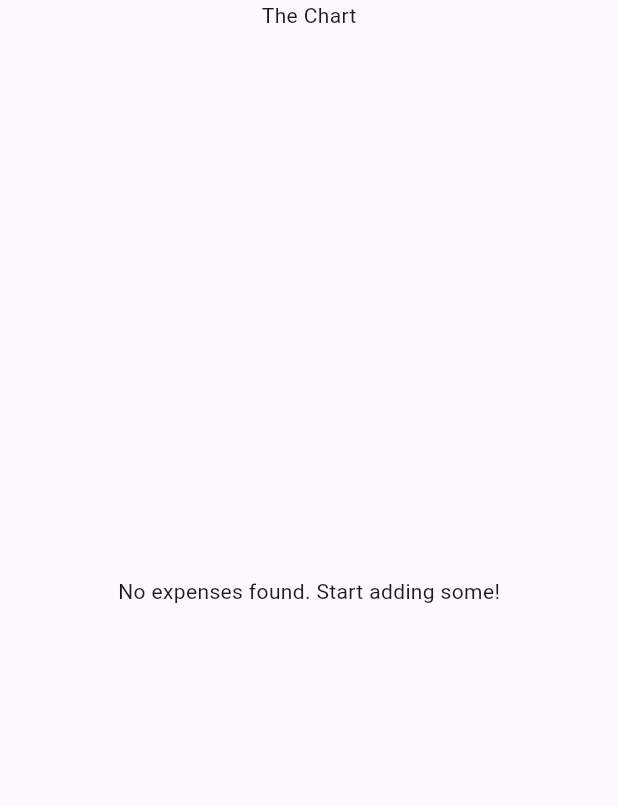
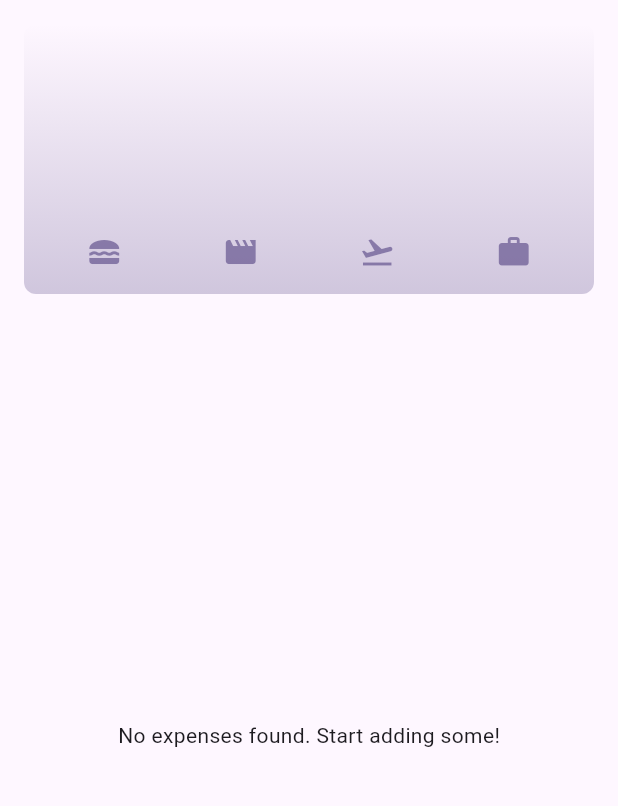
Before and after one commit to mariofouad/Expense-Tracker-Mobile-APP, a Flutter app: the screen it shows after launch, on a phone screen of 412 x 824 dp, the part 84-890 px from its top. Run offline on Flutter 3.47's test engine with Material 3 defaults, Android fonts, the phone set to English and light mode, and no system bars.

Commit message:
chart added

```diff
--- a/expense_tracker/lib/models/expense.dart
+++ b/expense_tracker/lib/models/expense.dart
@@ -40,6 +40,11 @@ class ExpenseBucket {
     required this.expenses,
   });
 
+  ExpenseBucket.forCategory(List<Expense> allExpenses, this.category)
+      : expenses = allExpenses
+            .where((expense) => expense.category == category)
+            .toList();
+
   final Category category;
   final List<Expense> expenses;
 
--- /dev/null
+++ b/expense_tracker/lib/widgets/chart/chart.dart
@@ -0,0 +1,95 @@
+import 'package:flutter/material.dart';
+
+import 'package:expense_tracker/widgets/chart/chart_bar.dart';
+import 'package:expense_tracker/models/expense.dart';
+
+class Chart extends StatelessWidget {
+  const Chart({super.key, required this.expenses});
+
+  final List<Expense> expenses;
+
+  List<ExpenseBucket> get buckets {
+    return [
+      ExpenseBucket.forCategory(expenses, Category.food),
+      ExpenseBucket.forCategory(expenses, Category.leisure),
+      ExpenseBucket.forCategory(expenses, Category.travel),
+      ExpenseBucket.forCategory(expenses, Category.work),
+    ];
+  }
+
+  double get maxTotalExpense {
+    double maxTotalExpense = 0;
+
+    for (final bucket in buckets) {
+      if (bucket.totalExpenses > maxTotalExpense) {
+        maxTotalExpense = bucket.totalExpenses;
+      }
+    }
+
+    return maxTotalExpense;
+  }
+
+  @override
+  Widget build(BuildContext context) {
+    final isDarkMode =
+        MediaQuery.of(context).platformBrightness == Brightness.dark;
+    return Container(
+      margin: const EdgeInsets.all(16),
+      padding: const EdgeInsets.symmetric(
+        vertical: 16,
+        horizontal: 8,
+      ),
+      width: double.infinity,
+      height: 180,
+      decoration: BoxDecoration(
+        borderRadius: BorderRadius.circular(8),
+        gradient: LinearGradient(
+          colors: [
+            Theme.of(context).colorScheme.primary.withOpacity(0.3),
+            Theme.of(context).colorScheme.primary.withOpacity(0.0)
+          ],
+          begin: Alignment.bottomCenter,
+          end: Alignment.topCenter,
+        ),
+      ),
+      child: Column(
+        children: [
+          Expanded(
+            child: Row(
+              crossAxisAlignment: CrossAxisAlignment.end,
+              children: [
+                for (final bucket in buckets) // alternative to map()
+                  ChartBar(
+                    fill: bucket.totalExpenses == 0
+                        ? 0
+                        : bucket.totalExpenses / maxTotalExpense,
+                  )
+              ],
+            ),
+          ),
+          const SizedBox(height: 12),
+          Row(
+            children: buckets
+                .map(
+                  (bucket) => Expanded(
+                    child: Padding(
+                      padding: const EdgeInsets.symmetric(horizontal: 4),
+                      child: Icon(
+                        categoryIcons[bucket.category],
+                        color: isDarkMode
+                            ? Theme.of(context).colorScheme.secondary
+                            : Theme.of(context)
+                                .colorScheme
+                                .primary
+                                .withOpacity(0.7),
+                      ),
+                    ),
+                  ),
+                )
+                .toList(),
+          )
+        ],
+      ),
+    );
+  }
+}
--- a/expense_tracker/lib/widgets/expenses.dart
+++ b/expense_tracker/lib/widgets/expenses.dart
@@ -1,3 +1,4 @@
+import 'package:expense_tracker/widgets/chart/chart.dart';
 import 'package:expense_tracker/widgets/new_expense.dart';
 import 'package:flutter/material.dart';
 
@@ -72,7 +73,7 @@ class _ExpensesState extends State<Expenses> {
       ),
       body: Column(
         children: [
-          const Text("The Chart"),
+          Chart(expenses: _registeredExpenses),
           Expanded(
             child: mainContent,
           ),
```
Also changed, not shown: expense_tracker/lib/widgets/chart/chart_bar.dart (added, +34 -0 lines).
